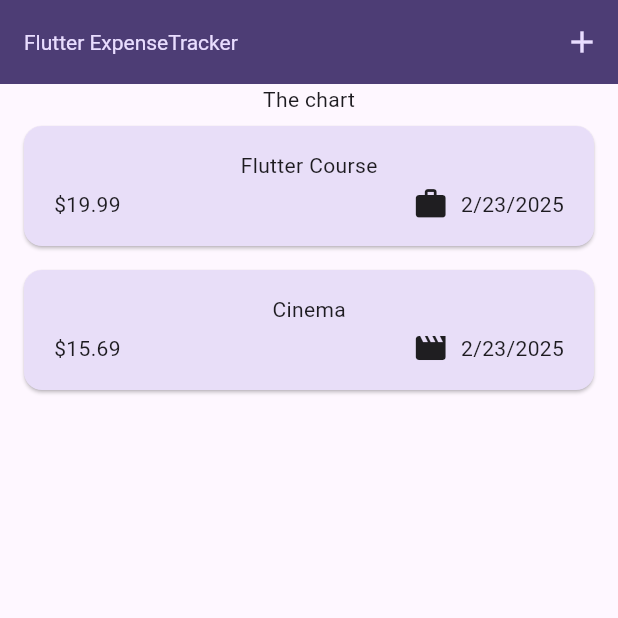
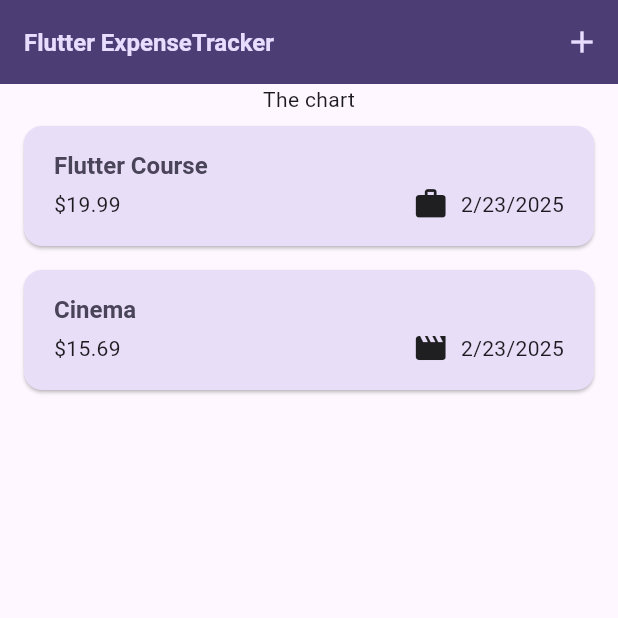
Before and after one commit to bdsarker/expense_tracker, a Flutter app: the screen it shows after launch, on a phone screen of 412 x 824 dp, the top half of it. Run offline on Flutter 3.47's test engine with Material 3 defaults, Android fonts, the phone set to English and light mode, and no system bars.

Commit message:
20 Using Theme in Widgets

```diff
--- a/lib/main.dart
+++ b/lib/main.dart
@@ -30,9 +30,9 @@
         ),
         textTheme: ThemeData().textTheme.copyWith(
               titleLarge: TextStyle(
-                fontWeight: FontWeight.normal,
+                fontWeight: FontWeight.bold,
                 color: kColorScheme.onSecondaryContainer,
-                fontSize: 14,
+                fontSize: 16,
               ),
             ),
       ),
--- a/lib/widgets/expenses_list/expense_item.dart
+++ b/lib/widgets/expenses_list/expense_item.dart
@@ -16,8 +16,12 @@
           vertical: 16,
         ),
         child: Column(
+          crossAxisAlignment: CrossAxisAlignment.start,
           children: [
-            Text(expense.title),
+            Text(
+              expense.title,
+              style: Theme.of(context).textTheme.titleLarge,
+            ),
             const SizedBox(height: 4),
             Row(
               children: [
--- a/lib/widgets/expenses_list/expenses_list.dart
+++ b/lib/widgets/expenses_list/expenses_list.dart
@@ -19,6 +19,12 @@
       itemCount: expenses.length,
       itemBuilder: (ctx, index) => Dismissible(
         key: ValueKey(expenses[index]),
+        background: Container(
+          color: Theme.of(context).colorScheme.error.withOpacity(0.75),
+          margin: EdgeInsets.symmetric(
+            horizontal: Theme.of(context).cardTheme.margin!.horizontal,
+          ),
+        ),
         onDismissed: (direction) {
           onRemoveExpense(expenses[index]);
         },
```
